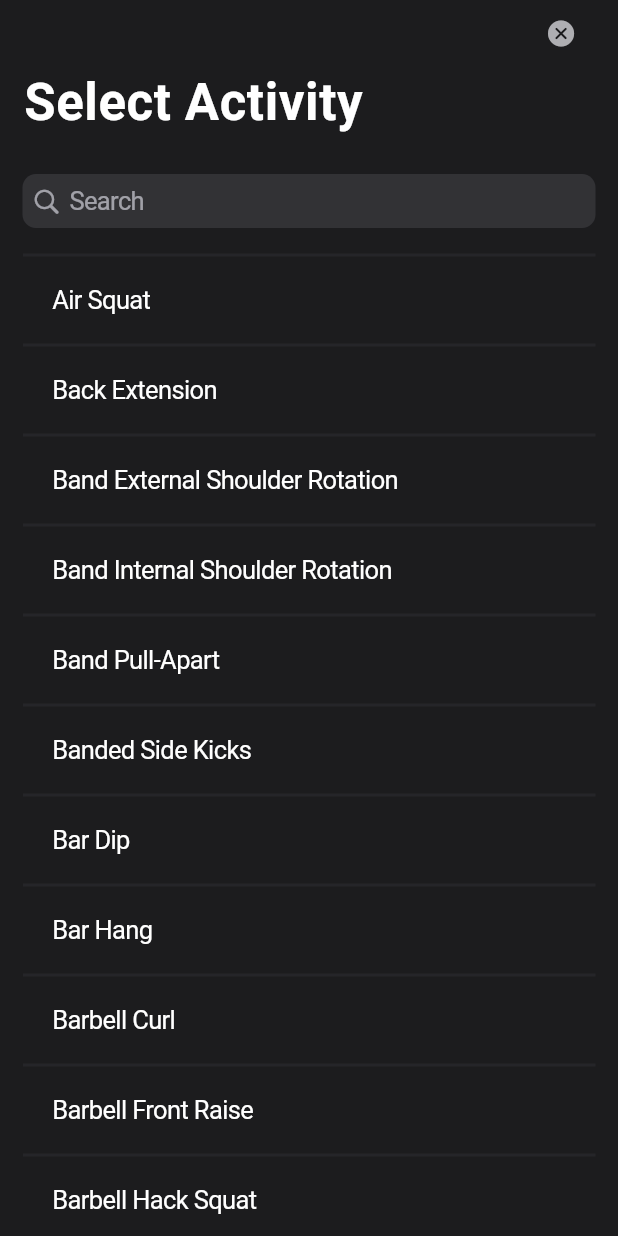
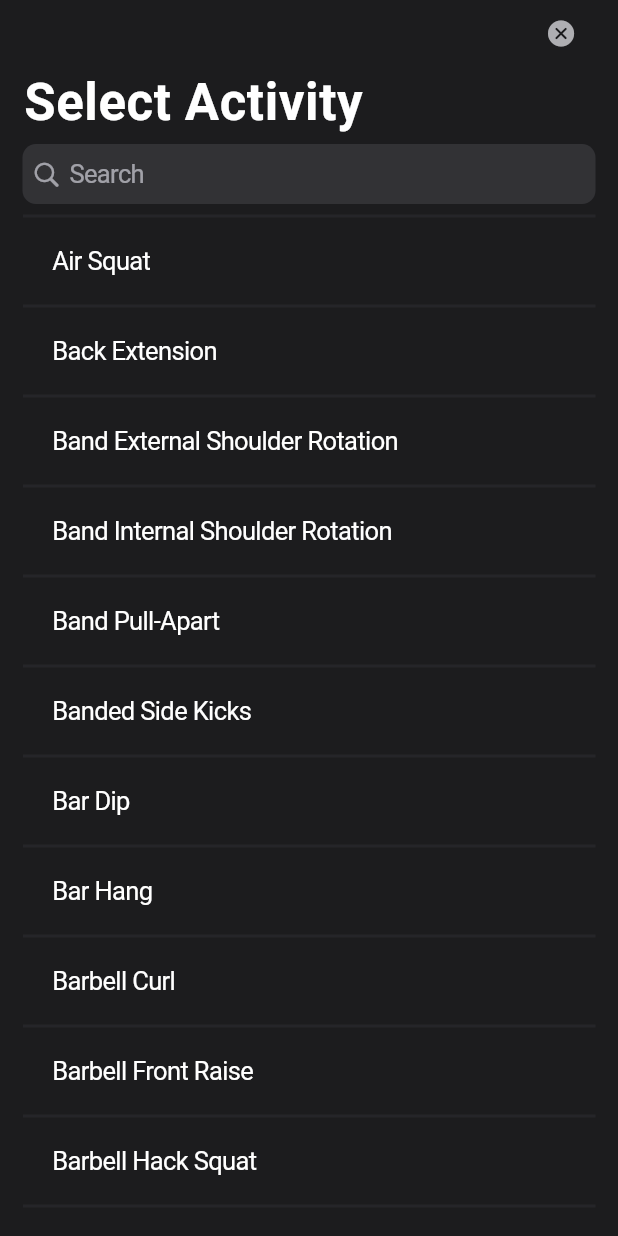
Before and after one commit to ethernetz/hot-summer, a Flutter app: the SelectActivity screen opened directly, on a phone screen of 412 x 824 dp. Run offline on Flutter 3.47's test engine with Material 2 defaults, Android fonts, the phone set to English and light mode, and no system bars; our stand-ins replace cloud_firestore, firebase_auth, firebase_core, firebase_crashlytics, google_fonts, google_sign_in and 2 more; accounts and stored records are empty; network calls fail.

```diff
--- a/app/lib/components/select_activity.dart
+++ b/app/lib/components/select_activity.dart
@@ -20,7 +20,7 @@ class _SelectActivityState extends State<SelectActivity> {
         headerSliverBuilder: (BuildContext context, bool innerBoxIsScrolled) {
           return [
             CupertinoSliverNavigationBar(
-              backgroundColor: CupertinoColors.systemGrey6,
+              // backgroundColor: CupertinoColors.systemGrey6,
               automaticallyImplyLeading: false,
               trailing: CupertinoButton(
                 padding: EdgeInsets.zero,
@@ -35,24 +35,25 @@ class _SelectActivityState extends State<SelectActivity> {
                 style: TextStyle(color: Colors.white),
               ),
             ),
+            SliverPersistentHeader(
+              delegate: _SliverAppBarDelegate(
+                minHeight: 40,
+                maxHeight: 40,
+                child: Padding(
+                  padding: const EdgeInsets.symmetric(horizontal: 15),
+                  child: CupertinoSearchTextField(
+                    placeholder: 'Search',
+                    style: const TextStyle(color: Colors.white),
+                    onChanged: (text) => _filterActivities(text),
+                  ),
+                ),
+              ),
+              pinned: true,
+            ),
           ];
         },
         body: Padding(
           padding: const EdgeInsets.symmetric(horizontal: 15),
-          child: Column(
-            children: [
-              const SizedBox(
-                height: 20,
-              ),
-              CupertinoSearchTextField(
-                placeholder: 'Search',
-                style: const TextStyle(color: Colors.white),
-                onChanged: (text) => _filterActivities(text),
-              ),
-              const SizedBox(
-                height: 10,
-              ),
-              Expanded(
           child: ListView.separated(
             itemCount: filteredActivites.length + 1,
             itemBuilder: (BuildContext context, int index) {
@@ -78,9 +79,6 @@ class _SelectActivityState extends State<SelectActivity> {
             },
           ),
         ),
-            ],
-          ),
-        ),
       ),
     );
   }
@@ -94,3 +92,34 @@ class _SelectActivityState extends State<SelectActivity> {
     });
   }
 }
+
+class _SliverAppBarDelegate extends SliverPersistentHeaderDelegate {
+  _SliverAppBarDelegate(
+      {required this.minHeight, required this.maxHeight, required this.child});
+
+  final double minHeight;
+  final double maxHeight;
+  final Widget child;
+
+  @override
+  double get minExtent => minHeight;
+
+  @override
+  double get maxExtent => maxHeight;
+
+  @override
+  Widget build(
+      BuildContext context, double shrinkOffset, bool overlapsContent) {
+    return Container(
+      color: const Color(0xFF1C1C1E), // Custom dark color
+      child: SizedBox.expand(child: child),
+    );
+  }
+
+  @override
+  bool shouldRebuild(_SliverAppBarDelegate oldDelegate) {
+    return maxHeight != oldDelegate.maxHeight ||
+        minHeight != oldDelegate.minHeight ||
+        child != oldDelegate.child;
+  }
+}
```
Lines whose indentation alone changed are shown as unchanged.
